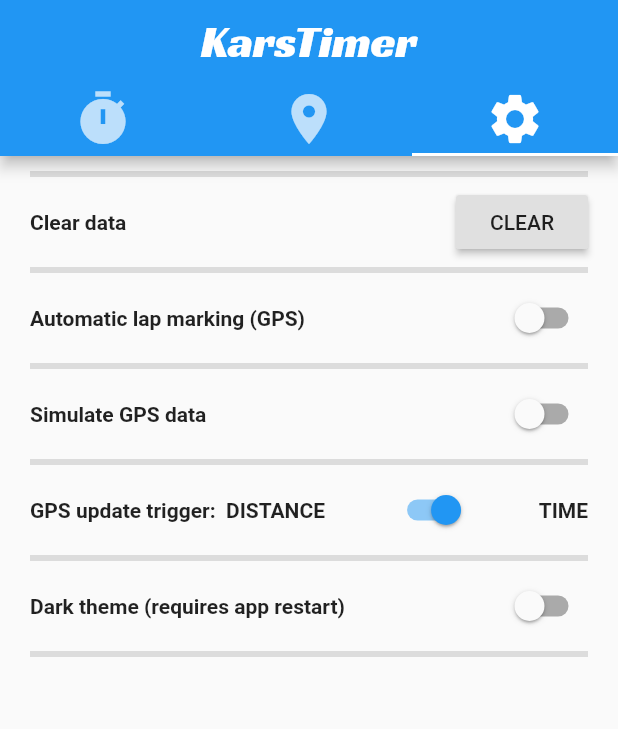
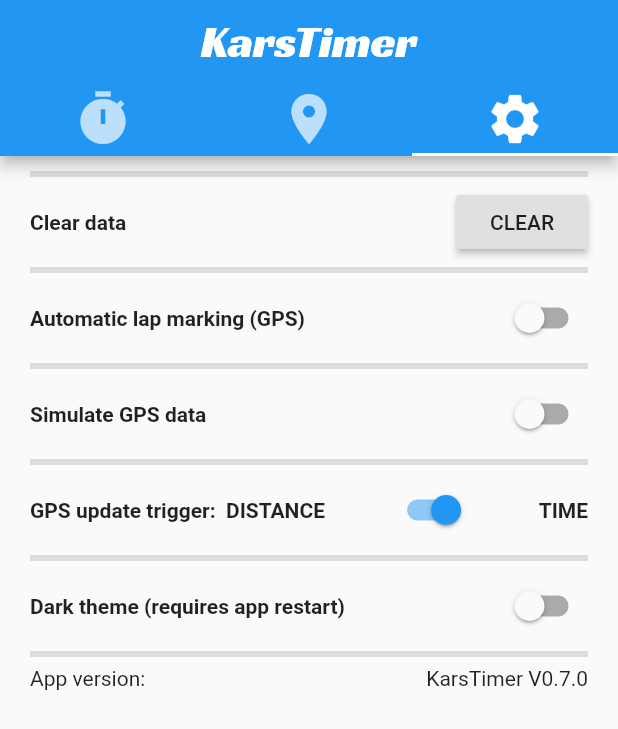
Before and after one commit to markleavitt/karstimer, a Flutter app: the screen it shows after launch, tab 3 chosen, on a phone screen of 412 x 824 dp. Shown: the top 729 px of the screen. Run offline on Flutter 3.47's test engine with Material 2 defaults, Android fonts, the phone set to English and light mode, and no system bars; our stand-ins replace geolocator, google_maps_flutter, package_info, shared_preferences.

Commit message:
Added version display in settings

```diff
--- a/lib/race_data.dart
+++ b/lib/race_data.dart
@@ -4,6 +4,7 @@
 import 'package:geolocator/geolocator.dart';
 import 'package:google_maps_flutter/google_maps_flutter.dart';
 import 'package:shared_preferences/shared_preferences.dart';
+import 'package:package_info/package_info.dart';
 
 // Create working instance of RaceData class for global use.
 RaceData myRaceData = RaceData();
@@ -20,6 +21,7 @@
   int elapsedTime = 0;
   int currentLapNumber = 1;
   String elapsedTimeString = '00:00';
+  String appVersion = "KarsTimer V?.?.?";
   Geolocator geolocator = Geolocator();
   final locationOptions = LocationOptions(
     accuracy: LocationAccuracy.high,
@@ -37,17 +39,21 @@
 
   Future<bool> initialize() async {
     try {
-      // Check Geolocator permissions, get map center, return true if OK
-      GeolocationStatus geolocationStatus =
-          await geolocator.checkGeolocationPermissionStatus();
-      print('Initial geoLocationStatus was: $geolocationStatus');
-      mapCenterPosition = await geolocator.getCurrentPosition();
+      // Get app version
+      PackageInfo packageInfo = await PackageInfo.fromPlatform();
+      appVersion = 'KarsTimer V${packageInfo.version}';
+      print(appVersion);
       // Get shared preferences stored on disk
       prefs = await SharedPreferences.getInstance();
       isDarkTheme = prefs.getBool('isDarkTheme') ?? false;
       isAutoLapMark = prefs.getBool('isAutoLapMark') ?? false;
       isSimulatedData = prefs.getBool('isSimulatedData') ?? false;
       isTimedUpdates = prefs.getBool('isTimedUpdates') ?? true;
+      // Check Geolocator permissions, get map center, return true if OK
+      GeolocationStatus geolocationStatus =
+          await geolocator.checkGeolocationPermissionStatus();
+      print('Initial geoLocationStatus was: $geolocationStatus');
+      mapCenterPosition = await geolocator.getCurrentPosition();
       return (geolocationStatus == GeolocationStatus.granted);
     } catch (e) {
       print('Geolocator error: $e');
--- a/lib/tab_settings.dart
+++ b/lib/tab_settings.dart
@@ -109,6 +109,18 @@
           Divider(
             thickness: 4,
           ),
+          Row(
+            mainAxisAlignment: MainAxisAlignment.spaceBetween,
+            crossAxisAlignment: CrossAxisAlignment.center,
+            children: [
+              Text(
+                "App version:",
+              ),
+              Text(
+                myRaceData.appVersion,
+              ),
+            ],
+          ),
         ],
       ),
     );
--- a/pubspec.yaml
+++ b/pubspec.yaml
@@ -28,6 +28,7 @@
   geolocator: ^5.3.2+2
   google_maps_flutter: ^0.5.30
   shared_preferences: ^0.5.10
+  package_info: ^0.4.3
 
 dev_dependencies:
   flutter_test:
```
Also changed, not shown: pubspec.lock.
